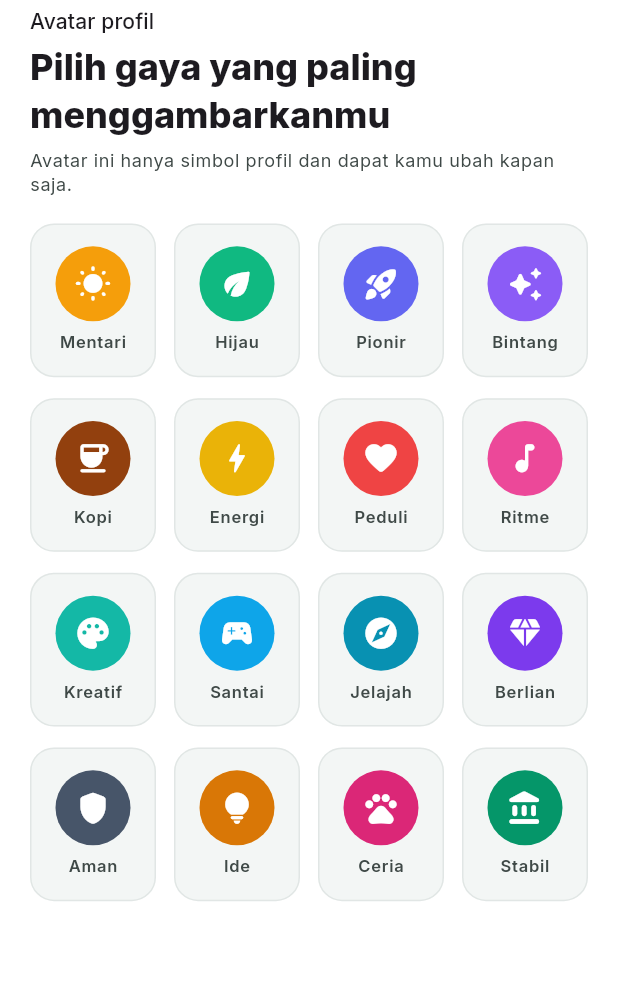
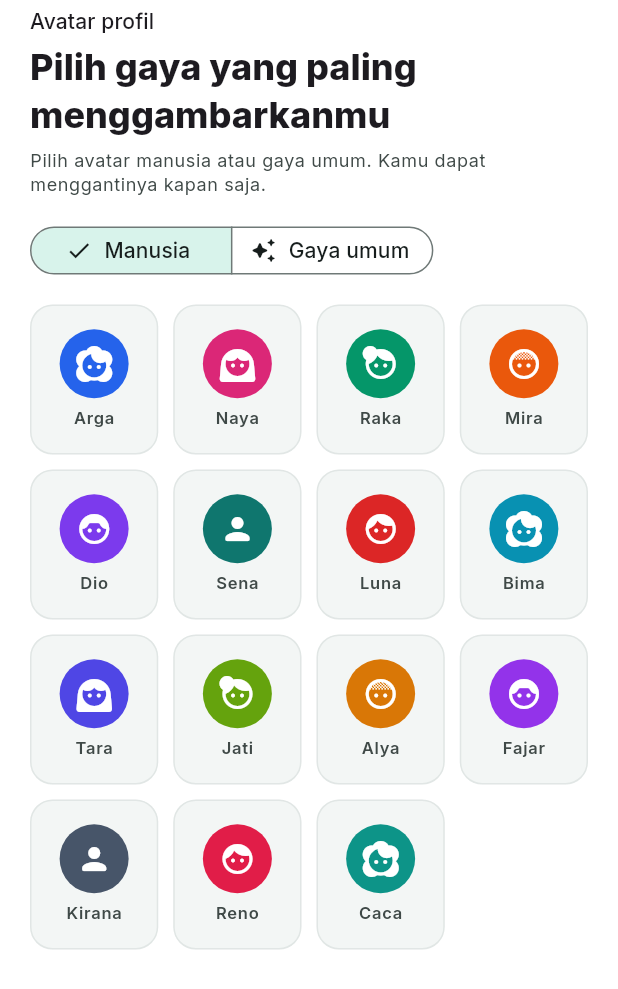
Before and after one commit to andrest1101/money-tracker, a Flutter app: the ProfileAvatarSheet widget shown alone on an empty page, opened directly, on a phone screen of 412 x 824 dp. Shown: the top 989 px of the screen. Run offline on Flutter 3.47's test engine with Material 3 defaults, Android fonts, the phone set to English and light mode, and no system bars; our stand-ins replace app_links, cloud_firestore, confetti, firebase_auth, firebase_core, fl_chart and 5 more; accounts and stored records are empty.

Commit message:
fix: improve responsive preset avatar picker

```diff
--- a/lib/features/settings/presentation/widgets/profile_avatar_sheet.dart
+++ b/lib/features/settings/presentation/widgets/profile_avatar_sheet.dart
@@ -2,6 +2,8 @@ import 'package:flutter/material.dart';
 import 'package:flutter_riverpod/flutter_riverpod.dart';
 
 import '../../../../core/local_storage/settings_providers.dart';
+
+enum PresetAvatarCategory { general, people }
 
 class PresetAvatar {
   const PresetAvatar({
@@ -9,34 +11,52 @@ class PresetAvatar {
     required this.icon,
     required this.color,
     required this.label,
+    required this.category,
   });
 
   final String id;
   final IconData icon;
   final Color color;
   final String label;
+  final PresetAvatarCategory category;
 }
 
 const presetAvatars = [
-  PresetAvatar(id: 'sunrise', icon: Icons.wb_sunny_rounded, color: Color(0xFFF59E0B), label: 'Mentari'),
-  PresetAvatar(id: 'leaf', icon: Icons.eco_rounded, color: Color(0xFF10B981), label: 'Hijau'),
-  PresetAvatar(id: 'rocket', icon: Icons.rocket_launch_rounded, color: Color(0xFF6366F1), label: 'Pionir'),
-  PresetAvatar(id: 'star', icon: Icons.auto_awesome_rounded, color: Color(0xFF8B5CF6), label: 'Bintang'),
-  PresetAvatar(id: 'coffee', icon: Icons.coffee_rounded, color: Color(0xFF92400E), label: 'Kopi'),
-  PresetAvatar(id: 'bolt', icon: Icons.bolt_rounded, color: Color(0xFFEAB308), label: 'Energi'),
-  PresetAvatar(id: 'favorite', icon: Icons.favorite_rounded, color: Color(0xFFEF4444), label: 'Peduli'),
-  PresetAvatar(id: 'music', icon: Icons.music_note_rounded, color: Color(0xFFEC4899), label: 'Ritme'),
-  PresetAvatar(id: 'palette', icon: Icons.palette_rounded, color: Color(0xFF14B8A6), label: 'Kreatif'),
-  PresetAvatar(id: 'sports', icon: Icons.sports_esports_rounded, color: Color(0xFF0EA5E9), label: 'Santai'),
-  PresetAvatar(id: 'travel', icon: Icons.explore_rounded, color: Color(0xFF0891B2), label: 'Jelajah'),
-  PresetAvatar(id: 'diamond', icon: Icons.diamond_rounded, color: Color(0xFF7C3AED), label: 'Berlian'),
-  PresetAvatar(id: 'security', icon: Icons.shield_rounded, color: Color(0xFF475569), label: 'Aman'),
-  PresetAvatar(id: 'lightbulb', icon: Icons.lightbulb_rounded, color: Color(0xFFD97706), label: 'Ide'),
-  PresetAvatar(id: 'pets', icon: Icons.pets_rounded, color: Color(0xFFDB2777), label: 'Ceria'),
-  PresetAvatar(id: 'balance', icon: Icons.account_balance_rounded, color: Color(0xFF059669), label: 'Stabil'),
+  // General keeps the original avatar IDs stable for existing users.
+  PresetAvatar(id: 'sunrise', icon: Icons.wb_sunny_rounded, color: Color(0xFFF59E0B), label: 'Mentari', category: PresetAvatarCategory.general),
+  PresetAvatar(id: 'leaf', icon: Icons.eco_rounded, color: Color(0xFF10B981), label: 'Hijau', category: PresetAvatarCategory.general),
+  PresetAvatar(id: 'rocket', icon: Icons.rocket_launch_rounded, color: Color(0xFF6366F1), label: 'Pionir', category: PresetAvatarCategory.general),
+  PresetAvatar(id: 'star', icon: Icons.auto_awesome_rounded, color: Color(0xFF8B5CF6), label: 'Bintang', category: PresetAvatarCategory.general),
+  PresetAvatar(id: 'coffee', icon: Icons.coffee_rounded, color: Color(0xFF92400E), label: 'Kopi', category: PresetAvatarCategory.general),
+  PresetAvatar(id: 'bolt', icon: Icons.bolt_rounded, color: Color(0xFFEAB308), label: 'Energi', category: PresetAvatarCategory.general),
+  PresetAvatar(id: 'favorite', icon: Icons.favorite_rounded, color: Color(0xFFEF4444), label: 'Peduli', category: PresetAvatarCategory.general),
+  PresetAvatar(id: 'music', icon: Icons.music_note_rounded, color: Color(0xFFEC4899), label: 'Ritme', category: PresetAvatarCategory.general),
+  PresetAvatar(id: 'palette', icon: Icons.palette_rounded, color: Color(0xFF14B8A6), label: 'Kreatif', category: PresetAvatarCategory.general),
+  PresetAvatar(id: 'sports', icon: Icons.sports_esports_rounded, color: Color(0xFF0EA5E9), label: 'Santai', category: PresetAvatarCategory.general),
+  PresetAvatar(id: 'travel', icon: Icons.explore_rounded, color: Color(0xFF0891B2), label: 'Jelajah', category: PresetAvatarCategory.general),
+  PresetAvatar(id: 'diamond', icon: Icons.diamond_rounded, color: Color(0xFF7C3AED), label: 'Berlian', category: PresetAvatarCategory.general),
+  PresetAvatar(id: 'security', icon: Icons.shield_rounded, color: Color(0xFF475569), label: 'Aman', category: PresetAvatarCategory.general),
+  PresetAvatar(id: 'lightbulb', icon: Icons.lightbulb_rounded, color: Color(0xFFD97706), label: 'Ide', category: PresetAvatarCategory.general),
+  PresetAvatar(id: 'pets', icon: Icons.pets_rounded, color: Color(0xFFDB2777), label: 'Ceria', category: PresetAvatarCategory.general),
+  PresetAvatar(id: 'balance', icon: Icons.account_balance_rounded, color: Color(0xFF059669), label: 'Stabil', category: PresetAvatarCategory.general),
+  PresetAvatar(id: 'person_blue', icon: Icons.face_2_rounded, color: Color(0xFF2563EB), label: 'Arga', category: PresetAvatarCategory.people),
+  PresetAvatar(id: 'person_pink', icon: Icons.face_3_rounded, color: Color(0xFFDB2777), label: 'Naya', category: PresetAvatarCategory.people),
+  PresetAvatar(id: 'person_green', icon: Icons.face_4_rounded, color: Color(0xFF059669), label: 'Raka', category: PresetAvatarCategory.people),
+  PresetAvatar(id: 'person_orange', icon: Icons.face_5_rounded, color: Color(0xFFEA580C), label: 'Mira', category: PresetAvatarCategory.people),
+  PresetAvatar(id: 'person_purple', icon: Icons.face_6_rounded, color: Color(0xFF7C3AED), label: 'Dio', category: PresetAvatarCategory.people),
+  PresetAvatar(id: 'person_teal', icon: Icons.person_rounded, color: Color(0xFF0F766E), label: 'Sena', category: PresetAvatarCategory.people),
+  PresetAvatar(id: 'person_red', icon: Icons.face_rounded, color: Color(0xFFDC2626), label: 'Luna', category: PresetAvatarCategory.people),
+  PresetAvatar(id: 'person_cyan', icon: Icons.face_2_rounded, color: Color(0xFF0891B2), label: 'Bima', category: PresetAvatarCategory.people),
+  PresetAvatar(id: 'person_indigo', icon: Icons.face_3_rounded, color: Color(0xFF4F46E5), label: 'Tara', category: PresetAvatarCategory.people),
+  PresetAvatar(id: 'person_lime', icon: Icons.face_4_rounded, color: Color(0xFF65A30D), label: 'Jati', category: PresetAvatarCategory.people),
+  PresetAvatar(id: 'person_amber', icon: Icons.face_5_rounded, color: Color(0xFFD97706), label: 'Alya', category: PresetAvatarCategory.people),
+  PresetAvatar(id: 'person_violet', icon: Icons.face_6_rounded, color: Color(0xFF9333EA), label: 'Fajar', category: PresetAvatarCategory.people),
+  PresetAvatar(id: 'person_slate', icon: Icons.person_rounded, color: Color(0xFF475569), label: 'Kirana', category: PresetAvatarCategory.people),
+  PresetAvatar(id: 'person_rose', icon: Icons.face_rounded, color: Color(0xFFE11D48), label: 'Reno', category: PresetAvatarCategory.people),
+  PresetAvatar(id: 'person_mint', icon: Icons.face_2_rounded, color: Color(0xFF0D9488), label: 'Caca', category: PresetAvatarCategory.people),
 ];
 
-class ProfileAvatarSheet extends ConsumerWidget {
+class ProfileAvatarSheet extends ConsumerStatefulWidget {
   const ProfileAvatarSheet({super.key});
 
   static Future<void> show(BuildContext context) {
@@ -49,15 +69,28 @@ class ProfileAvatarSheet extends ConsumerWidget {
   }
 
   @override
-  Widget build(BuildContext context, WidgetRef ref) {
+  ConsumerState<ProfileAvatarSheet> createState() => _ProfileAvatarSheetState();
+}
+
+class _ProfileAvatarSheetState extends ConsumerState<ProfileAvatarSheet> {
+  var _category = PresetAvatarCategory.people;
+
+  @override
+  Widget build(BuildContext context) {
     final theme = Theme.of(context);
     final colors = theme.colorScheme;
     final selectedId = ref.watch(profileAvatarProvider);
+    final avatars = presetAvatars.where((avatar) => avatar.category == _category).toList();
+
     return SafeArea(
-      child: Padding(
-        padding: const EdgeInsets.fromLTRB(20, 4, 20, 28),
+      child: LayoutBuilder(
+        builder: (context, constraints) {
+          final maxHeight = MediaQuery.sizeOf(context).height * .78;
+          return ConstrainedBox(
+            constraints: BoxConstraints(maxHeight: maxHeight),
+            child: SingleChildScrollView(
+              padding: const EdgeInsets.fromLTRB(20, 4, 20, 24),
               child: Column(
-          mainAxisSize: MainAxisSize.min,
                 crossAxisAlignment: CrossAxisAlignment.start,
                 children: [
                   Text('Avatar profil', style: theme.textTheme.labelLarge),
@@ -68,43 +101,80 @@ class ProfileAvatarSheet extends ConsumerWidget {
                   ),
                   const SizedBox(height: 7),
                   Text(
-              'Avatar ini hanya simbol profil dan dapat kamu ubah kapan saja.',
+                    'Pilih avatar manusia atau gaya umum. Kamu dapat menggantinya kapan saja.',
                     style: theme.textTheme.bodySmall?.copyWith(color: colors.onSurfaceVariant),
                   ),
-            const SizedBox(height: 18),
-            GridView.builder(
+                  const SizedBox(height: 16),
+                  _CategorySelector(
+                    category: _category,
+                    onChanged: (category) => setState(() => _category = category),
+                  ),
+                  const SizedBox(height: 16),
+                  LayoutBuilder(
+                    builder: (context, gridConstraints) {
+                      final columns = gridConstraints.maxWidth < 360 ? 3 : 4;
+                      return GridView.builder(
                         shrinkWrap: true,
                         physics: const NeverScrollableScrollPhysics(),
-              itemCount: presetAvatars.length,
-              gridDelegate: const SliverGridDelegateWithFixedCrossAxisCount(
-                crossAxisCount: 4,
-                mainAxisSpacing: 14,
-                crossAxisSpacing: 12,
-                childAspectRatio: .82,
+                        itemCount: avatars.length,
+                        gridDelegate: SliverGridDelegateWithFixedCrossAxisCount(
+                          crossAxisCount: columns,
+                          mainAxisSpacing: 10,
+                          crossAxisSpacing: 10,
+                          mainAxisExtent: 100,
                         ),
                         itemBuilder: (context, index) {
-                final avatar = presetAvatars[index];
-                final selected = avatar.id == selectedId;
+                          final avatar = avatars[index];
                           return _AvatarChoice(
                             avatar: avatar,
-                  selected: selected,
-                  onTap: () async {
-                    final saved = await ref
-                        .read(profileAvatarProvider.notifier)
-                        .setAvatar(avatar.id);
-                    if (!context.mounted) return;
-                    if (saved) Navigator.pop(context);
-                    if (!saved) {
-                      ScaffoldMessenger.of(context).showSnackBar(
-                        const SnackBar(content: Text('Avatar gagal disimpan. Coba lagi.')),
+                            selected: avatar.id == selectedId,
+                            onTap: () => _selectAvatar(avatar.id),
                           );
-                    }
                         },
                       );
                     },
                   ),
                 ],
               ),
+            ),
+          );
+        },
+      ),
+    );
+  }
+
+  Future<void> _selectAvatar(String id) async {
+    final saved = await ref.read(profileAvatarProvider.notifier).setAvatar(id);
+    if (!mounted) return;
+    if (saved) {
+      Navigator.pop(context);
+      return;
+    }
+    ScaffoldMessenger.of(context).showSnackBar(
+      const SnackBar(content: Text('Avatar gagal disimpan. Coba lagi.')),
+    );
+  }
+}
+
+class _CategorySelector extends StatelessWidget {
+  const _CategorySelector({required this.category, required this.onChanged});
+
+  final PresetAvatarCategory category;
+  final ValueChanged<PresetAvatarCategory> onChanged;
+
+  @override
+  Widget build(BuildContext context) {
+    final colors = Theme.of(context).colorScheme;
+    return SegmentedButton<PresetAvatarCategory>(
+      segments: const [
+        ButtonSegment(value: PresetAvatarCategory.people, label: Text('Manusia'), icon: Icon(Icons.face_rounded)),
+        ButtonSegment(value: PresetAvatarCategory.general, label: Text('Gaya umum'), icon: Icon(Icons.auto_awesome_rounded)),
+      ],
+      selected: {category},
+      onSelectionChanged: (value) => onChanged(value.first),
+      style: ButtonStyle(
+        visualDensity: VisualDensity.compact,
+        foregroundColor: WidgetStatePropertyAll(colors.onSurface),
       ),
     );
   }
@@ -127,14 +197,14 @@ class _AvatarChoice extends StatelessWidget {
       label: 'Avatar ${avatar.label}',
       child: InkWell(
         onTap: onTap,
-        borderRadius: BorderRadius.circular(16),
+        borderRadius: BorderRadius.circular(15),
         child: AnimatedContainer(
           duration: const Duration(milliseconds: 220),
           curve: Curves.easeOutCubic,
-          padding: const EdgeInsets.symmetric(vertical: 6),
+          padding: const EdgeInsets.symmetric(horizontal: 4, vertical: 6),
           decoration: BoxDecoration(
             color: selected ? avatar.color.withValues(alpha: .13) : colors.surfaceContainerHighest.withValues(alpha: .35),
-            borderRadius: BorderRadius.circular(16),
+            borderRadius: BorderRadius.circular(15),
             border: Border.all(
               color: selected ? avatar.color : colors.outlineVariant.withValues(alpha: .35),
               width: selected ? 2 : 1,
@@ -148,14 +218,16 @@ class _AvatarChoice extends StatelessWidget {
                 duration: const Duration(milliseconds: 220),
                 curve: Curves.easeOutBack,
                 child: CircleAvatar(
-                  radius: 25,
+                  radius: 23,
                   backgroundColor: avatar.color,
-                  child: Icon(avatar.icon, color: Colors.white, size: 25),
+                  child: Icon(avatar.icon, color: Colors.white, size: 24),
                 ),
               ),
-              const SizedBox(height: 6),
+              const SizedBox(height: 5),
               Text(
                 avatar.label,
+                maxLines: 1,
+                overflow: TextOverflow.ellipsis,
                 style: theme.textTheme.labelSmall?.copyWith(
                   color: selected ? avatar.color : colors.onSurfaceVariant,
                   fontWeight: selected ? FontWeight.w800 : FontWeight.w600,
```
Lines whose indentation alone changed are shown as unchanged.
